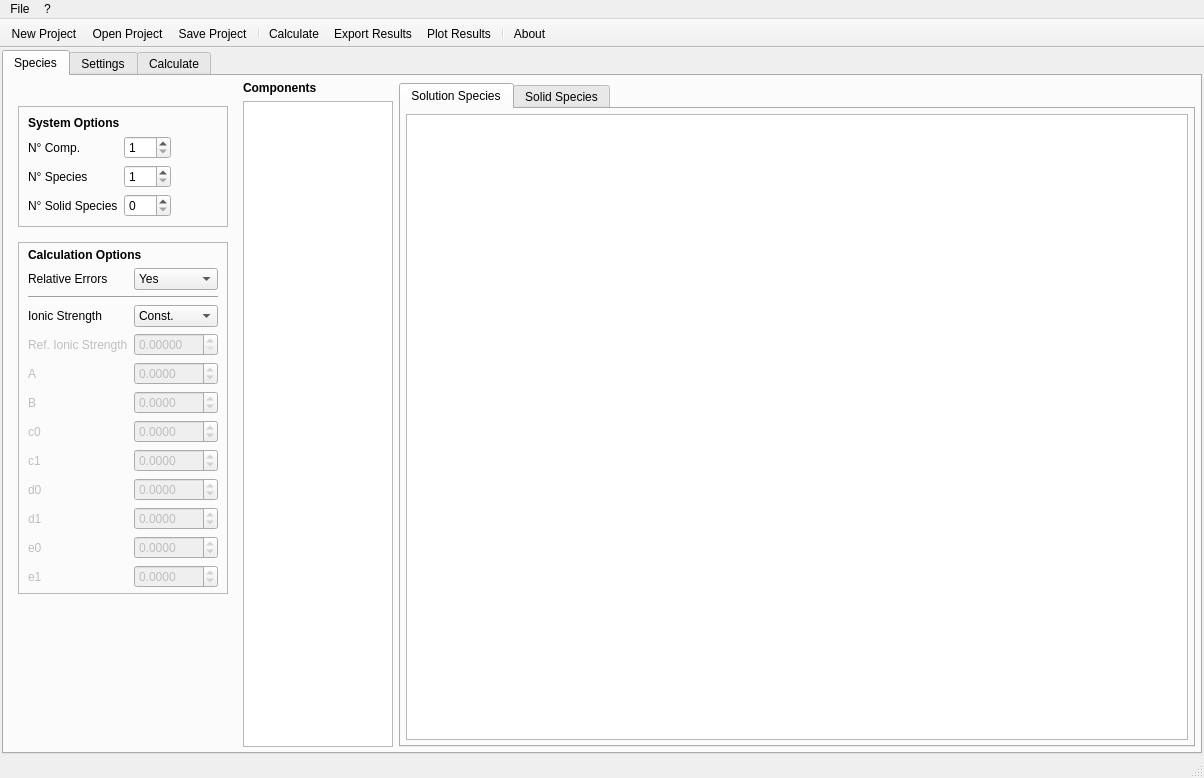
Kastakin/PyES, file src/main/python/ui/PyES_main.ui: the form before one commit.
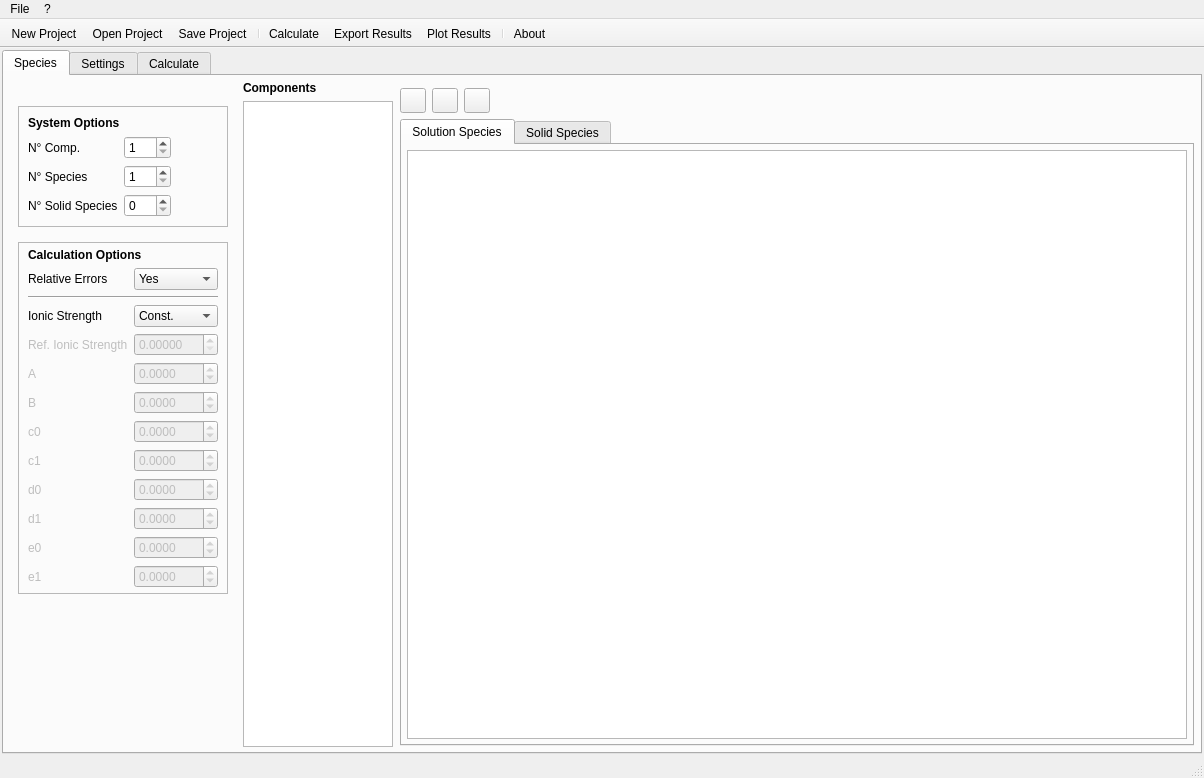
The form after the commit. Icons and pictures are not drawn.

Diff of the .ui file:
```diff
--- a/src/main/python/ui/PyES_main.ui
+++ b/src/main/python/ui/PyES_main.ui
@@ -726,21 +726,120 @@
         </item>
         <item>
          <widget class="QWidget" name="widget_2" native="true">
-          <layout class="QVBoxLayout" name="verticalLayout" stretch="0">
+          <layout class="QVBoxLayout" name="verticalLayout">
            <property name="leftMargin">
-            <number>0</number>
+            <number>1</number>
            </property>
            <property name="topMargin">
-            <number>2</number>
+            <number>1</number>
            </property>
            <property name="rightMargin">
-            <number>0</number>
+            <number>1</number>
            </property>
            <property name="bottomMargin">
-            <number>0</number>
+            <number>1</number>
            </property>
            <item>
-            <widget class="QTabWidget" name="tabWidget_2">
+            <widget class="QWidget" name="horizontalWidget" native="true">
+             <property name="sizePolicy">
+              <sizepolicy hsizetype="Maximum" vsizetype="Preferred">
+               <horstretch>0</horstretch>
+               <verstretch>0</verstretch>
+              </sizepolicy>
+             </property>
+             <layout class="QHBoxLayout" name="horizontalLayout_4">
+              <property name="leftMargin">
+               <number>0</number>
+              </property>
+              <property name="topMargin">
+               <number>6</number>
+              </property>
+              <property name="rightMargin">
+               <number>0</number>
+              </property>
+              <property name="bottomMargin">
+               <number>0</number>
+              </property>
+              <item>
+               <widget class="QToolButton" name="toolButton_3">
+                <property name="toolTip">
+                 <string>Add Row Before</string>
+                </property>
+                <property name="statusTip">
+                 <string>Add Row Before</string>
+                </property>
+                <property name="text">
+                 <string/>
+                </property>
+                <property name="icon">
+                 <iconset resource="../../resources/base/resources.qrc">
+                  <normaloff>:/icons/table-insert-row-after.png</normaloff>:/icons/table-insert-row-after.png</iconset>
+                </property>
+                <property name="iconSize">
+                 <size>
+                  <width>18</width>
+                  <height>18</height>
+                 </size>
+                </property>
+               </widget>
+              </item>
+              <item>
+               <widget class="QToolButton" name="toolButton_2">
+                <property name="sizePolicy">
+                 <sizepolicy hsizetype="Maximum" vsizetype="Fixed">
+                  <horstretch>0</horstretch>
+                  <verstretch>0</verstretch>
+                 </sizepolicy>
+                </property>
+                <property name="toolTip">
+                 <string>Add Row After</string>
+                </property>
+                <property name="statusTip">
+                 <string>Add Row After</string>
+                </property>
+                <property name="text">
+                 <string/>
+                </property>
+                <property name="icon">
+                 <iconset resource="../../resources/base/resources.qrc">
+                  <normaloff>:/icons/table-insert-row-before.png</normaloff>:/icons/table-insert-row-before.png</iconset>
+                </property>
+                <property name="iconSize">
+                 <size>
+                  <width>18</width>
+                  <height>18</height>
+                 </size>
+                </property>
+               </widget>
+              </item>
+              <item>
+               <widget class="QToolButton" name="toolButton">
+                <property name="toolTip">
+                 <string>Remove Row</string>
+                </property>
+                <property name="statusTip">
+                 <string>Remove Row</string>
+                </property>
+                <property name="text">
+                 <string/>
+                </property>
+                <property name="icon">
+                 <iconset resource="../../resources/base/resources.qrc">
+                  <normaloff>:/icons/table-delete-row.png</normaloff>:/icons/table-delete-row.png</iconset>
+                </property>
+                <property name="iconSize">
+                 <size>
+                  <width>18</width>
+                  <height>18</height>
+                 </size>
+                </property>
+               </widget>
+              </item>
+             </layout>
+            </widget>
+           </item>
+           <item>
+            <widget class="QTabWidget" name="tablesTab">
              <property name="tabPosition">
               <enum>QTabWidget::North</enum>
              </property>
```
Left out of the diff: 83 changed lines with no effect on the pictures.
